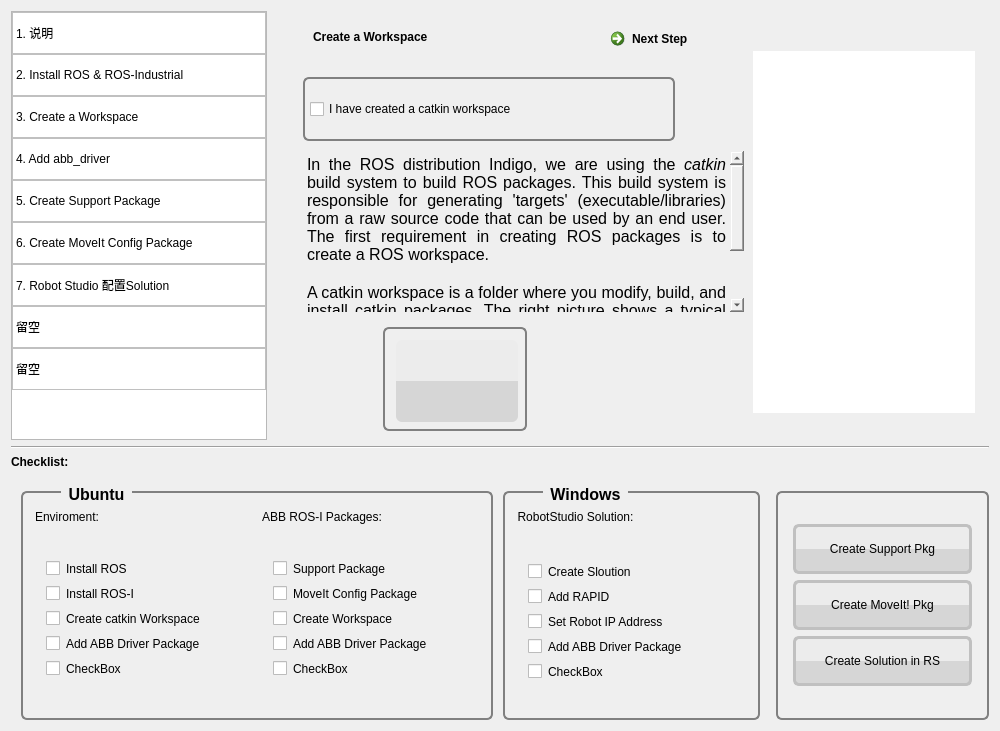
Above: gui/inetgration_assistant/AbbRosI-Intg-Asst/asstmainwindow.ui from Yifei1988/abb_ros-i_integration before the change. Below: the same form after it.
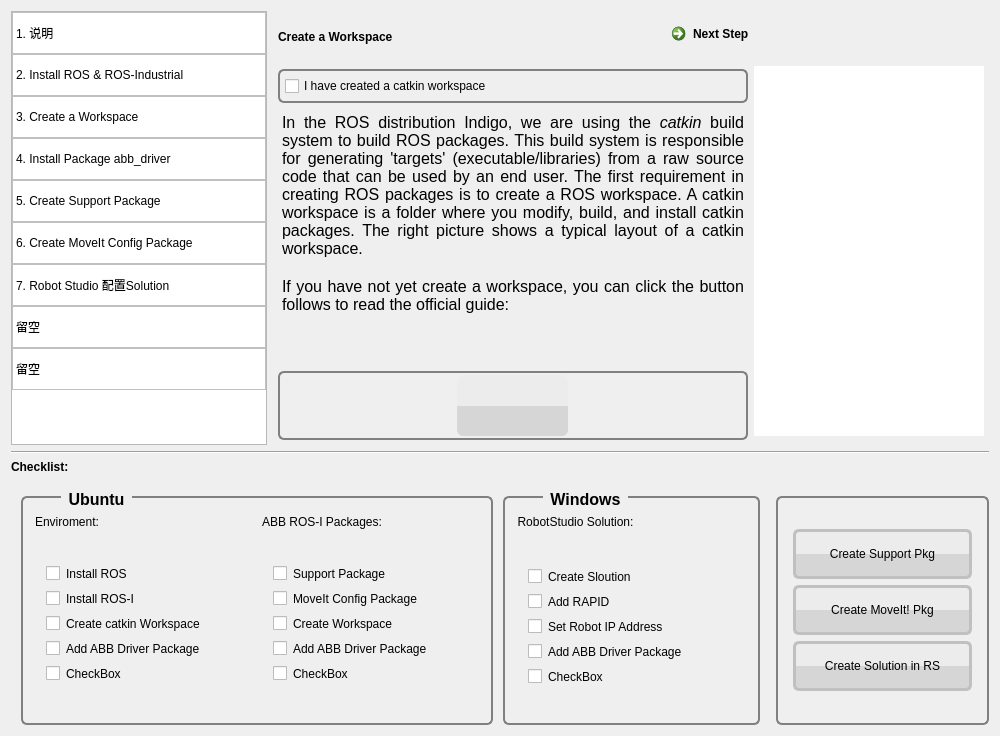
That is the form after the change. The open tabs and pages were chosen to show the change. Icons and pictures are not drawn.

The edit to the form file:
```diff
--- a/gui/inetgration_assistant/AbbRosI-Intg-Asst/asstmainwindow.ui
+++ b/gui/inetgration_assistant/AbbRosI-Intg-Asst/asstmainwindow.ui
@@ -7,7 +7,7 @@
     <x>0</x>
     <y>0</y>
     <width>1000</width>
-    <height>731</height>
+    <height>736</height>
    </rect>
   </property>
   <property name="windowTitle">
@@ -90,7 +90,7 @@
         </item>
         <item>
          <property name="text">
-          <string>4. Add abb_driver</string>
+          <string>4. Install Package abb_driver</string>
          </property>
         </item>
         <item>
@@ -439,96 +439,218 @@
          </layout>
         </widget>
         <widget class="QWidget" name="page_3">
-         <widget class="QLabel" name="label_title_3">
-          <property name="geometry">
-           <rect>
-            <x>40</x>
-            <y>10</y>
-            <width>291</width>
-            <height>31</height>
-           </rect>
+         <layout class="QGridLayout" name="gridLayout_7">
+          <property name="leftMargin">
+           <number>5</number>
           </property>
-          <property name="styleSheet">
-           <string notr="true"/>
+          <property name="topMargin">
+           <number>5</number>
           </property>
-          <property name="text">
-           <string>Create a Workspace</string>
+          <property name="rightMargin">
+           <number>5</number>
           </property>
-         </widget>
-         <widget class="QTextBrowser" name="textBrowser_3">
-          <property name="geometry">
-           <rect>
-            <x>30</x>
-            <y>140</y>
-            <width>441</width>
-            <height>161</height>
-           </rect>
+          <property name="bottomMargin">
+           <number>5</number>
           </property>
-          <property name="styleSheet">
-           <string notr="true">background-color: transparent;
+          <item row="0" column="0">
+           <layout class="QVBoxLayout" name="verticalLayout_14">
+            <item>
+             <layout class="QHBoxLayout" name="horizontalLayout_11">
+              <item>
+               <widget class="QLabel" name="label_title_3">
+                <property name="minimumSize">
+                 <size>
+                  <width>380</width>
+                  <height>30</height>
+                 </size>
+                </property>
+                <property name="styleSheet">
+                 <string notr="true"/>
+                </property>
+                <property name="text">
+                 <string>Create a Workspace</string>
+                </property>
+               </widget>
+              </item>
+              <item>
+               <widget class="QCommandLinkButton" name="commandLinkButton_3">
+                <property name="minimumSize">
+                 <size>
+                  <width>111</width>
+                  <height>41</height>
+                 </size>
+                </property>
+                <property name="styleSheet">
+                 <string notr="true">font: italic 13pt &quot;Ubuntu&quot;;</string>
+                </property>
+                <property name="text">
+                 <string>Next Step</string>
+                </property>
+               </widget>
+              </item>
+             </layout>
+            </item>
+            <item>
+             <layout class="QHBoxLayout" name="horizontalLayout_10">
+              <item>
+               <layout class="QVBoxLayout" name="verticalLayout_13">
+                <item>
+                 <widget class="QGroupBox" name="groupBox_3">
+                  <property name="styleSheet">
+                   <string notr="true">font: 75 14pt &quot;Droid Arabic Naskh&quot;;</string>
+                  </property>
+                  <property name="title">
+                   <string/>
+                  </property>
+                  <layout class="QGridLayout" name="gridLayout_5">
+                   <property name="leftMargin">
+                    <number>5</number>
+                   </property>
+                   <property name="topMargin">
+                    <number>0</number>
+                   </property>
+                   <property name="rightMargin">
+                    <number>5</number>
+                   </property>
+                   <property name="bottomMargin">
+                    <number>0</number>
+                   </property>
+                   <item row="0" column="0">
+                    <widget class="QCheckBox" name="checkBox_17">
+                     <property name="minimumSize">
+                      <size>
+                       <width>350</width>
+                       <height>30</height>
+                      </size>
+                     </property>
+                     <property name="text">
+                      <string>I have created a catkin workspace</string>
+                     </property>
+                    </widget>
+                   </item>
+                  </layout>
+                 </widget>
+                </item>
+                <item>
+                 <widget class="QTextBrowser" name="textBrowser_3">
+                  <property name="minimumSize">
+                   <size>
+                    <width>452</width>
+                    <height>192</height>
+                   </size>
+                  </property>
+                  <property name="styleSheet">
+                   <string notr="true">background-color: transparent;
 border: 0px;</string>
-          </property>
-          <property name="html">
-           <string>&lt;!DOCTYPE HTML PUBLIC &quot;-//W3C//DTD HTML 4.0//EN&quot; &quot;http://www.w3.org/TR/REC-html40/strict.dtd&quot;&gt;
+                  </property>
+                  <property name="html">
+                   <string>&lt;!DOCTYPE HTML PUBLIC &quot;-//W3C//DTD HTML 4.0//EN&quot; &quot;http://www.w3.org/TR/REC-html40/strict.dtd&quot;&gt;
 &lt;html&gt;&lt;head&gt;&lt;meta name=&quot;qrichtext&quot; content=&quot;1&quot; /&gt;&lt;style type=&quot;text/css&quot;&gt;
 p, li { white-space: pre-wrap; }
 &lt;/style&gt;&lt;/head&gt;&lt;body style=&quot; font-family:'Ubuntu'; font-size:11pt; font-weight:400; font-style:normal;&quot;&gt;
-&lt;p align=&quot;justify&quot; style=&quot; margin-top:0px; margin-bottom:0px; margin-left:0px; margin-right:0px; -qt-block-indent:0; text-indent:0px;&quot;&gt;&lt;span style=&quot; font-size:12pt;&quot;&gt;In the ROS distribution Indigo, we are using the &lt;/span&gt;&lt;span style=&quot; font-size:12pt; font-style:italic;&quot;&gt;catkin&lt;/span&gt;&lt;span style=&quot; font-size:12pt;&quot;&gt; build system to build ROS packages. This build system is responsible for generating 'targets' (executable/libraries) from a raw source code that can be used by an end user. The first requirement in creating ROS packages is to create a ROS workspace. &lt;/span&gt;&lt;/p&gt;
-&lt;p align=&quot;justify&quot; style=&quot;-qt-paragraph-type:empty; margin-top:0px; margin-bottom:0px; margin-left:0px; margin-right:0px; -qt-block-indent:0; text-indent:0px; font-size:12pt;&quot;&gt;&lt;br /&gt;&lt;/p&gt;
-&lt;p align=&quot;justify&quot; style=&quot; margin-top:0px; margin-bottom:0px; margin-left:0px; margin-right:0px; -qt-block-indent:0; text-indent:0px;&quot;&gt;&lt;span style=&quot; font-size:12pt;&quot;&gt;A catkin workspace is a folder where you modify, build, and install catkin packages. The right picture shows a typical layout of a catkin workspace.&lt;/span&gt;&lt;/p&gt;
+&lt;p align=&quot;justify&quot; style=&quot; margin-top:0px; margin-bottom:0px; margin-left:0px; margin-right:0px; -qt-block-indent:0; text-indent:0px;&quot;&gt;&lt;span style=&quot; font-size:12pt;&quot;&gt;In the ROS distribution Indigo, we are using the &lt;/span&gt;&lt;span style=&quot; font-size:12pt; font-style:italic;&quot;&gt;catkin&lt;/span&gt;&lt;span style=&quot; font-size:12pt;&quot;&gt; build system to build ROS packages. This build system is responsible for generating 'targets' (executable/libraries) from a raw source code that can be used by an end user. The first requirement in creating ROS packages is to create a ROS workspace. A catkin workspace is a folder where you modify, build, and install catkin packages. The right picture shows a typical layout of a catkin workspace.&lt;/span&gt;&lt;/p&gt;
 &lt;p align=&quot;justify&quot; style=&quot;-qt-paragraph-type:empty; margin-top:0px; margin-bottom:0px; margin-left:0px; margin-right:0px; -qt-block-indent:0; text-indent:0px; font-size:12pt;&quot;&gt;&lt;br /&gt;&lt;/p&gt;
 &lt;p align=&quot;justify&quot; style=&quot; margin-top:0px; margin-bottom:0px; margin-left:0px; margin-right:0px; -qt-block-indent:0; text-indent:0px;&quot;&gt;&lt;span style=&quot; font-size:12pt;&quot;&gt;If you have not yet create a workspace, you can click the button follows to read the official guide:&lt;/span&gt;&lt;/p&gt;&lt;/body&gt;&lt;/html&gt;</string>
-          </property>
-         </widget>
-         <widget class="QGraphicsView" name="graphic_wsLayout">
-          <property name="geometry">
-           <rect>
-            <x>480</x>
-            <y>40</y>
-            <width>222</width>
-            <height>362</height>
-           </rect>
-          </property>
-          <property name="minimumSize">
-           <size>
-            <width>222</width>
-            <height>362</height>
-           </size>
-          </property>
-          <property name="styleSheet">
-           <string notr="true">border-radius: 6px;
+                  </property>
+                 </widget>
+                </item>
+                <item>
+                 <widget class="QGroupBox" name="groupBox_4">
+                  <property name="styleSheet">
+                   <string notr="true">QPushButton {
+    border-radius: 6px;
+    background-color: qconicalgradient(cx:0.5, cy:0.5, angle:180, stop:0.49999 rgb(214, 214, 214), stop:0.50001 rgb(236, 236, 236));
+}
+
+QPushButton:hover {
+    background-color: qconicalgradient(cx:0.5, cy:0.5, angle:180, stop:0.49999 rgb(255, 174, 120), stop:0.50001 rgb(255, 220, 196));
+ }
+ QPushButton:pressed {
+    font-weight: bold;
+    border: 3px solid rgb(255, 102, 0);
+    background-color: qconicalgradient(cx:0.5, cy:0.5, angle:180, stop:0.49999 rgb(240, 120, 70), stop:0.50001 rgb(255, 202, 146));
+ }</string>
+                  </property>
+                  <property name="title">
+                   <string/>
+                  </property>
+                  <layout class="QGridLayout" name="gridLayout_6">
+                   <property name="leftMargin">
+                    <number>2</number>
+                   </property>
+                   <property name="topMargin">
+                    <number>2</number>
+                   </property>
+                   <property name="rightMargin">
+                    <number>2</number>
+                   </property>
+                   <property name="bottomMargin">
+                    <number>2</number>
+                   </property>
+                   <item row="0" column="0">
+                    <widget class="QPushButton" name="btnToRosCatkinWs">
+                     <property name="minimumSize">
+                      <size>
+                       <width>111</width>
+                       <height>61</height>
+                      </size>
+                     </property>
+                     <property name="maximumSize">
+                      <size>
+                       <width>111</width>
+                       <height>61</height>
+                      </size>
+                     </property>
+                     <property name="toolTip">
+                      <string>&lt;html&gt;&lt;head/&gt;&lt;body&gt;&lt;p&gt;&lt;span style=&quot; font-size:12pt;&quot;&gt;Go To &lt;/span&gt;&lt;span style=&quot; font-size:12pt; font-weight:600;&quot;&gt;Guide to Install &lt;/span&gt;&lt;span style=&quot; font-size:12pt; font-weight:600;color:lightblue;&quot;&gt;ROS &lt;/span&gt;&lt;span style=&quot; font-size:12pt; font-weight:600; vertical-align:super; color:lightblue;&quot;&gt;Indigo&lt;/span&gt;&lt;/p&gt;&lt;/body&gt;&lt;/html&gt;</string>
+                     </property>
+                     <property name="styleSheet">
+                      <string notr="true">QPushButton {border-image: url(:/icon/btn_catkinws.png)}</string>
+                     </property>
+                     <property name="text">
+                      <string/>
+                     </property>
+                    </widget>
+                   </item>
+                  </layout>
+                 </widget>
+                </item>
+               </layout>
+              </item>
+              <item>
+               <widget class="QGraphicsView" name="graphic_wsLayout">
+                <property name="minimumSize">
+                 <size>
+                  <width>222</width>
+                  <height>362</height>
+                 </size>
+                </property>
+                <property name="maximumSize">
+                 <size>
+                  <width>230</width>
+                  <height>370</height>
+                 </size>
+                </property>
+                <property name="styleSheet">
+                 <string notr="true">border-radius: 6px;
 border-image: url(:/pic/catkin_ws_layout.png);</string>
-          </property>
-         </widget>
-         <widget class="QCommandLinkButton" name="commandLinkButton_3">
+                </property>
+               </widget>
+              </item>
+             </layout>
+            </item>
+           </layout>
+          </item>
+         </layout>
+        </widget>
+        <widget class="QWidget" name="page_4">
+         <widget class="QGroupBox" name="groupBox_5">
           <property name="geometry">
            <rect>
-            <x>330</x>
-            <y>10</y>
-            <width>339</width>
-            <height>41</height>
-           </rect>
-          </property>
-          <property name="minimumSize">
-           <size>
-            <width>111</width>
-            <height>41</height>
-           </size>
-          </property>
-          <property name="styleSheet">
-           <string notr="true">font: italic 13pt &quot;Ubuntu&quot;;</string>
-          </property>
-          <property name="text">
-           <string>Next Step</string>
-          </property>
-         </widget>
-         <widget class="QGroupBox" name="groupBox_3">
-          <property name="geometry">
-           <rect>
-            <x>30</x>
-            <y>60</y>
-            <width>372</width>
-            <height>70</height>
+            <x>0</x>
+            <y>50</y>
+            <width>466</width>
+            <height>52</height>
            </rect>
           </property>
           <property name="styleSheet">
@@ -537,7 +659,7 @@
           <property name="title">
            <string/>
           </property>
-          <layout class="QGridLayout" name="gridLayout_5">
+          <layout class="QGridLayout" name="gridLayout_8">
            <property name="leftMargin">
             <number>5</number>
            </property>
@@ -551,7 +673,7 @@
             <number>0</number>
            </property>
            <item row="0" column="0">
-            <widget class="QCheckBox" name="checkBox_17">
+            <widget class="QCheckBox" name="checkBox_18">
              <property name="minimumSize">
               <size>
                <width>350</width>
@@ -559,19 +681,94 @@
               </size>
              </property>
              <property name="text">
-              <string>I have created a catkin workspace</string>
+              <string>I have installed abb_driver into catkin_ws/src</string>
              </property>
             </widget>
            </item>
           </layout>
          </widget>
-         <widget class="QGroupBox" name="groupBox_4">
+         <widget class="QWidget" name="layoutWidget">
           <property name="geometry">
            <rect>
-            <x>110</x>
+            <x>40</x>
+            <y>0</y>
+            <width>556</width>
+            <height>43</height>
+           </rect>
+          </property>
+          <layout class="QHBoxLayout" name="horizontalLayout_12">
+           <item>
+            <widget class="QLabel" name="label_title_4">
+             <property name="minimumSize">
+              <size>
+               <width>380</width>
+               <height>30</height>
+              </size>
+             </property>
+             <property name="styleSheet">
+              <string notr="true"/>
+             </property>
+             <property name="text">
+              <string>Install Package abb_driver</string>
+             </property>
+            </widget>
+           </item>
+           <item>
+            <widget class="QCommandLinkButton" name="commandLinkButton_4">
+             <property name="minimumSize">
+              <size>
+               <width>111</width>
+               <height>41</height>
+              </size>
+             </property>
+             <property name="styleSheet">
+              <string notr="true">font: italic 13pt &quot;Ubuntu&quot;;</string>
+             </property>
+             <property name="text">
+              <string>Next Step</string>
+             </property>
+            </widget>
+           </item>
+          </layout>
+         </widget>
+         <widget class="QTextBrowser" name="textBrowser_4">
+          <property name="geometry">
+           <rect>
+            <x>20</x>
+            <y>120</y>
+            <width>641</width>
+            <height>192</height>
+           </rect>
+          </property>
+          <property name="minimumSize">
+           <size>
+            <width>452</width>
+            <height>192</height>
+           </size>
+          </property>
+          <property name="styleSheet">
+           <string notr="true">background-color: transparent;
+border: 0px;</string>
+          </property>
+          <property name="html">
+           <string>&lt;!DOCTYPE HTML PUBLIC &quot;-//W3C//DTD HTML 4.0//EN&quot; &quot;http://www.w3.org/TR/REC-html40/strict.dtd&quot;&gt;
+&lt;html&gt;&lt;head&gt;&lt;meta name=&quot;qrichtext&quot; content=&quot;1&quot; /&gt;&lt;style type=&quot;text/css&quot;&gt;
+p, li { white-space: pre-wrap; }
+&lt;/style&gt;&lt;/head&gt;&lt;body style=&quot; font-family:'Ubuntu'; font-size:11pt; font-weight:400; font-style:normal;&quot;&gt;
+&lt;p align=&quot;justify&quot; style=&quot; margin-top:0px; margin-bottom:0px; margin-left:0px; margin-right:0px; -qt-block-indent:0; text-indent:0px;&quot;&gt;&lt;span style=&quot; font-size:12pt;&quot;&gt;The industrial robot driver package for ABB robot called abb_driver. This package is responsible for interfacing with ABB industrial robot controllers. The package contains industrial robot clients and launches the file to start communicating with the controller.&lt;/span&gt;&lt;/p&gt;
+&lt;p align=&quot;justify&quot; style=&quot;-qt-paragraph-type:empty; margin-top:0px; margin-bottom:0px; margin-left:0px; margin-right:0px; -qt-block-indent:0; text-indent:0px; font-size:12pt;&quot;&gt;&lt;br /&gt;&lt;/p&gt;
+&lt;p align=&quot;justify&quot; style=&quot; margin-top:0px; margin-bottom:10px; margin-left:0px; margin-right:0px; -qt-block-indent:0; text-indent:0px;&quot;&gt;&lt;span style=&quot; font-size:12pt;&quot;&gt;If you have not yet install abb_driver, now you have two ways to select: &lt;/span&gt;&lt;/p&gt;
+&lt;p align=&quot;justify&quot; style=&quot; margin-top:0px; margin-bottom:10px; margin-left:0px; margin-right:0px; -qt-block-indent:0; text-indent:20px;&quot;&gt;&lt;span style=&quot; font-size:12pt;&quot;&gt;1. Click the XXX button to download the whole abb packages which inclusive abb_driver, and copy it into &lt;/span&gt;&lt;span style=&quot; font-size:12pt; font-weight:600;&quot;&gt;~/(your catkin workspace)/src&lt;/span&gt;&lt;span style=&quot; font-size:12pt;&quot;&gt; &lt;/span&gt;&lt;/p&gt;
+&lt;p align=&quot;justify&quot; style=&quot; margin-top:0px; margin-bottom:10px; margin-left:0px; margin-right:0px; -qt-block-indent:0; text-indent:20px;&quot;&gt;&lt;span style=&quot; font-size:12pt;&quot;&gt;2. Click the YYY button to install abb_driver into &lt;/span&gt;&lt;span style=&quot; font-size:12pt; font-weight:600;&quot;&gt;~/(your catkin workspace)/src &lt;/span&gt;&lt;/p&gt;&lt;/body&gt;&lt;/html&gt;</string>
+          </property>
+         </widget>
+         <widget class="QGroupBox" name="groupBox_6">
+          <property name="geometry">
+           <rect>
+            <x>90</x>
             <y>310</y>
-            <width>144</width>
-            <height>110</height>
+            <width>285</width>
+            <height>115</height>
            </rect>
           </property>
           <property name="styleSheet">
@@ -592,25 +789,57 @@
           <property name="title">
            <string/>
           </property>
-          <layout class="QGridLayout" name="gridLayout_6">
+          <layout class="QGridLayout" name="gridLayout_9">
+           <property name="leftMargin">
+            <number>2</number>
+           </property>
+           <property name="topMargin">
+            <number>0</number>
+           </property>
+           <property name="rightMargin">
+            <number>2</number>
+           </property>
+           <property name="bottomMargin">
+            <number>0</number>
+           </property>
            <item row="0" column="0">
-            <widget class="QPushButton" name="btnToRosCatkinWs">
-             <property name="minimumSize">
-              <size>
-               <width>122</width>
-               <height>82</height>
-              </size>
+            <layout class="QHBoxLayout" name="horizontalLayout_13">
+             <property name="spacing">
+              <number>10</number>
              </property>
-             <property name="toolTip">
-              <string>&lt;html&gt;&lt;head/&gt;&lt;body&gt;&lt;p&gt;&lt;span style=&quot; font-size:12pt;&quot;&gt;Go To &lt;/span&gt;&lt;span style=&quot; font-size:12pt; font-weight:600;&quot;&gt;Guide to Install &lt;/span&gt;&lt;span style=&quot; font-size:12pt; font-weight:600;color:lightblue;&quot;&gt;ROS &lt;/span&gt;&lt;span style=&quot; font-size:12pt; font-weight:600; vertical-align:super; color:lightblue;&quot;&gt;Indigo&lt;/span&gt;&lt;/p&gt;&lt;/body&gt;&lt;/html&gt;</string>
-             </property>
-             <property name="styleSheet">
-              <string notr="true">QPushButton {border-image: url(:/icon/btn_catkinws.png)}</string>
-             </property>
-             <property name="text">
-              <string/>
-             </property>
-            </widget>
+             <item>
+              <widget class="QPushButton" name="btnToDldPkgAbb">
+               <property name="minimumSize">
+                <size>
+                 <width>122</width>
+                 <height>82</height>
+                </size>
+               </property>
+               <property name="styleSheet">
+                <string notr="true"/>
+               </property>
+               <property name="text">
+                <string>XXX</string>
+               </property>
+              </widget>
+             </item>
+             <item>
+              <widget class="QPushButton" name="btnToRosiWiki_2">
+               <property name="minimumSize">
+                <size>
+                 <width>122</width>
+                 <height>82</height>
+                </size>
+               </property>
+               <property name="styleSheet">
+                <string notr="true"/>
+               </property>
+               <property name="text">
+                <string>YYY</string>
+               </property>
+              </widget>
+             </item>
+            </layout>
            </item>
           </layout>
          </widget>
```
Left out of the diff: 38 changed lines with no effect on the pictures.
